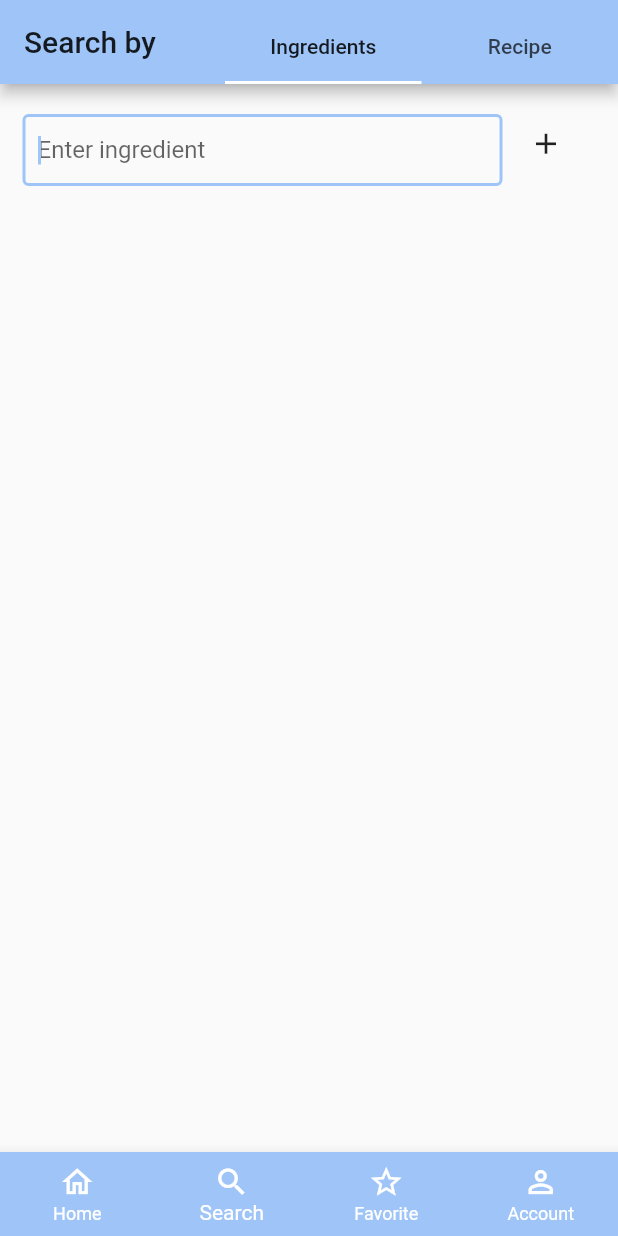
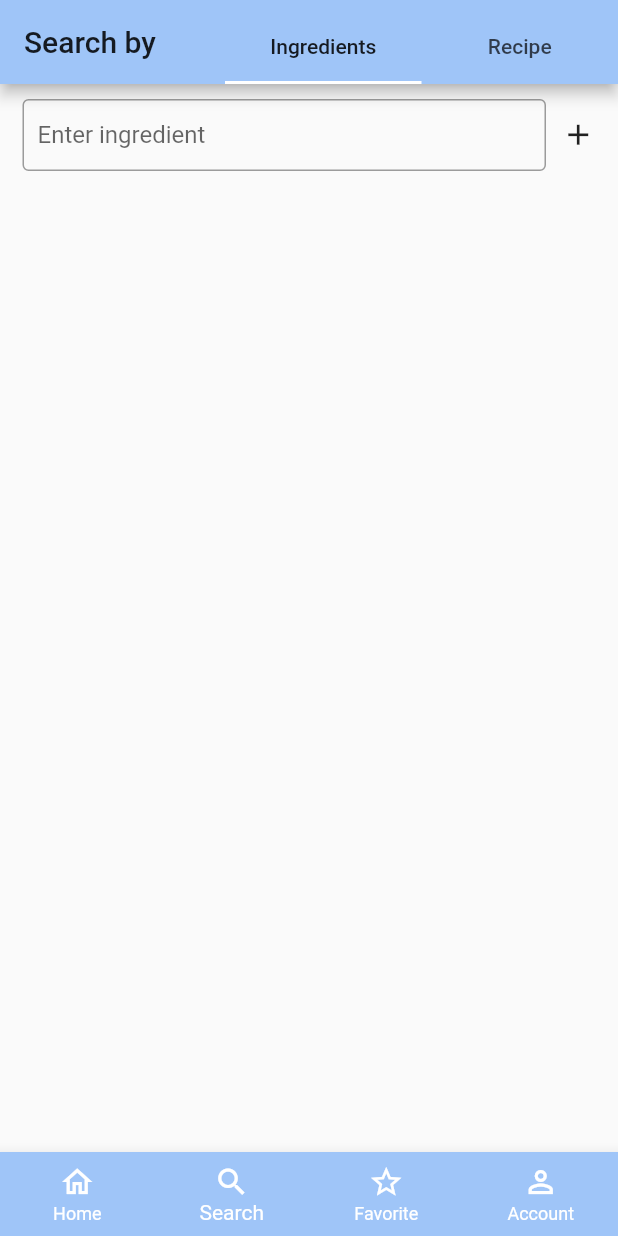
Before and after one commit to imranZMiko/Eten, a Flutter app: the screen it shows after launch, item 2 of the bottom bar chosen, on a phone screen of 412 x 824 dp. Run offline on Flutter 3.47's test engine with Material 2 defaults, Android fonts, the light colour scheme and no system bars.

Commit message:
Made ingredient input fields consistent and dynamic.

```diff
--- a/lib/screens/search_screen.dart
+++ b/lib/screens/search_screen.dart
@@ -40,17 +40,16 @@ class _SearchScreenState extends State<SearchScreen> {
       return Container(
         child: ListView.builder(
           itemBuilder: (ctx, index) {
-            return Row(
+            return Padding(
+              padding: EdgeInsets.symmetric(vertical: 10, horizontal: 15),
+              child: Row(
+                mainAxisAlignment: MainAxisAlignment.spaceBetween,
+                crossAxisAlignment: CrossAxisAlignment.center,
                 children: [
-                Container(
-                  width: 340,
-                  height: 80,
-                  child: Padding(
-                    padding: EdgeInsets.only(
-                        left: 15, right: 5, top: 20, bottom: 5),
+                  Expanded(
                     child: TextFormField(
-                      enabled: index==ingredientCount-1?true:false,
-                      autofocus: true,
+                      enabled: index == ingredientCount - 1 ? true : false,
+                      //autofocus: true,
                       decoration: InputDecoration(
                         contentPadding: EdgeInsets.only(left: 10),
                         border: OutlineInputBorder(),
@@ -58,8 +57,8 @@ class _SearchScreenState extends State<SearchScreen> {
                       ),
                     ),
                   ),
-                ),
-                if(index == ingredientCount-1) IconButton(
+                  if (index == ingredientCount - 1)
+                    IconButton(
                       onPressed: () {
                         setState(() {
                           ingredientCount++;
@@ -68,8 +67,13 @@ class _SearchScreenState extends State<SearchScreen> {
                       icon: Icon(Icons.add),
                       iconSize: 23,
                       splashRadius: 18,
+                      padding: EdgeInsets.only(
+                        left: 10,
+                      ),
+                      constraints: BoxConstraints(),
                     ),
                 ],
+              ),
             );
           },
           itemCount: ingredientCount,
```
Lines whose indentation alone changed are shown as unchanged.
